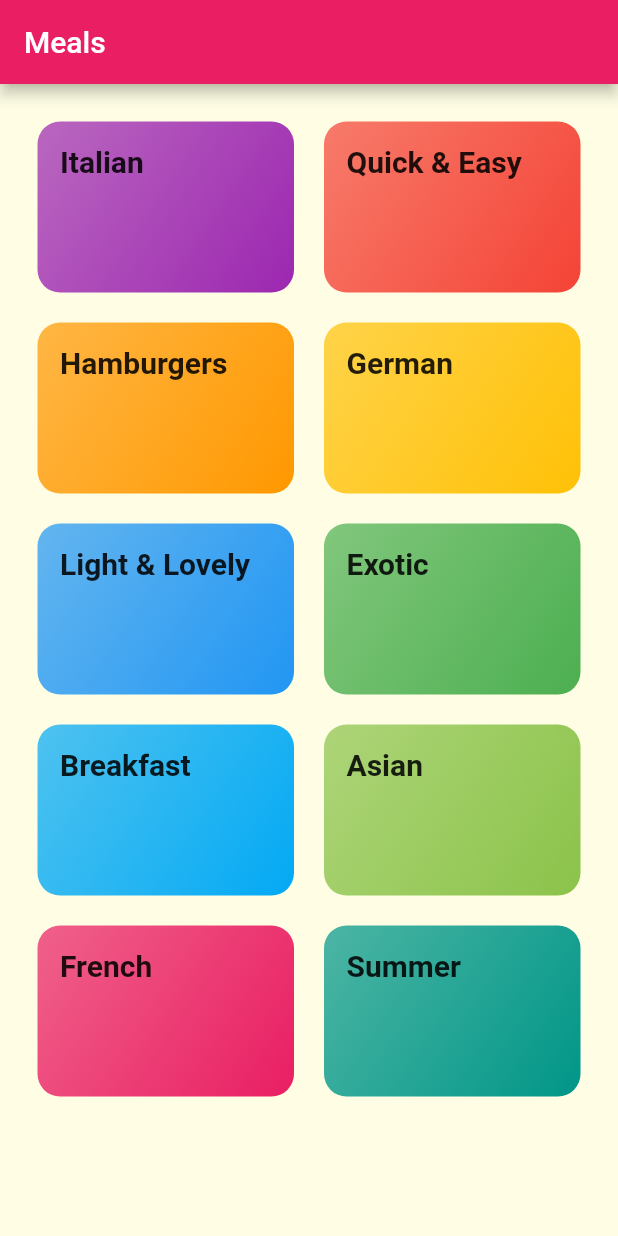
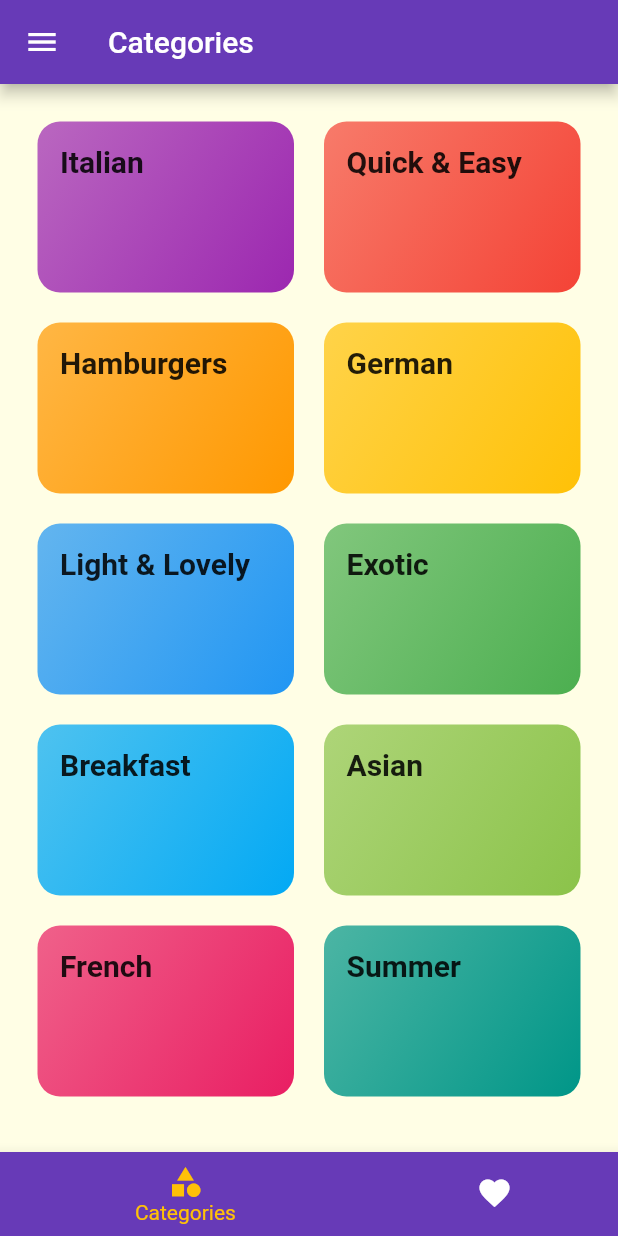
Before and after one commit to yatharth25/Meals-Application-Using-Flutter, a Flutter app: the screen it shows after launch, on a phone screen of 412 x 824 dp. Run offline on Flutter 3.47's test engine with Material 2 defaults, Android fonts, the phone set to English and light mode, and no system bars; Roboto replaces fonts that are missing (Raleway, RobotoCondensed).

Commit message:
added features

```diff
--- a/lib/main.dart
+++ b/lib/main.dart
@@ -1,6 +1,9 @@
+import 'package:MealsApp/screens/recipe_detail_screen.dart';
+
 import './screens/categories_screen.dart';
 import './screens/meals_screen.dart';
 import 'package:flutter/material.dart';
+import './screens/tabs_screen.dart';
 
 void main() {
   runApp(MyApp());
@@ -12,7 +15,7 @@ class MyApp extends StatelessWidget {
     return MaterialApp(
       title: 'Meals',
       theme: ThemeData(
-          primarySwatch: Colors.pink,
+          primarySwatch: Colors.deepPurple,
           accentColor: Colors.amber,
           canvasColor: Color.fromRGBO(255, 254, 229, 1),
           fontFamily: 'Raleway',
@@ -27,8 +30,12 @@ class MyApp extends StatelessWidget {
                   fontFamily: 'RobotoCondensed',
                   fontWeight: FontWeight.bold))),
       routes: {
-        '/': (ctx) => CategoriesScreen(),
+        '/': (ctx) => TabScreen(),
         MealsScreen.routeName: (ctx) => MealsScreen(),
+        RecipeDetailScreen.routeName: (ctx) => RecipeDetailScreen(),
+      },
+      onUnknownRoute: (settings) {
+        return MaterialPageRoute(builder: (ctx) => CategoriesScreen());
       },
     );
   }
--- a/lib/screens/categories_screen.dart
+++ b/lib/screens/categories_screen.dart
@@ -5,9 +5,7 @@ import '../widgets/category_item.dart';
 class CategoriesScreen extends StatelessWidget {
   @override
   Widget build(BuildContext context) {
-    return Scaffold(
-      appBar: AppBar(title: const Text('Meals')),
-      body: GridView(
+    return GridView(
       padding: const EdgeInsets.all(25),
       gridDelegate: SliverGridDelegateWithMaxCrossAxisExtent(
         maxCrossAxisExtent: 200,
@@ -22,7 +20,6 @@ class CategoriesScreen extends StatelessWidget {
                 e.color,
               ))
           .toList(),
-      ),
     );
   }
 }
--- a/lib/screens/meals_screen.dart
+++ b/lib/screens/meals_screen.dart
@@ -20,6 +20,7 @@ class MealsScreen extends StatelessWidget {
       body: ListView.builder(
         itemBuilder: (ctx, index) {
           return MealItem(
+            id: categoryMeals[index].id,
             title: categoryMeals[index].title,
             imageUrl: categoryMeals[index].imageUrl,
             duration: categoryMeals[index].duration,
--- /dev/null
+++ b/lib/screens/tabs_screen.dart
@@ -0,0 +1,56 @@
+import 'package:flutter/material.dart';
+import 'categories_screen.dart';
+import 'favourites_screen.dart';
+
+class TabScreen extends StatefulWidget {
+  @override
+  _TabScreenState createState() => _TabScreenState();
+}
+
+class _TabScreenState extends State<TabScreen> {
+  final List<Map<String, Object>> _pages = [
+    {'page': CategoriesScreen(), 'title': 'Categories'},
+    {'page': FavouritesScreen(), 'title': 'Your Favorites'},
+  ];
+  int _selectedPageIndex = 0;
+  void _selectPage(int index) {
+    setState(() {
+      _selectedPageIndex = index;
+    });
+  }
+
+  @override
+  Widget build(BuildContext context) {
+    return Scaffold(
+      appBar: AppBar(
+        title: Text(_pages[_selectedPageIndex]['title']),
+      ),
+      drawer: Drawer(
+        child: Text('The Drawer'),
+      ),
+      body: _pages[_selectedPageIndex]['page'],
+      bottomNavigationBar: BottomNavigationBar(
+        onTap: _selectPage,
+        backgroundColor: Theme.of(context).primaryColor,
+        unselectedItemColor: Colors.white,
+        selectedItemColor: Theme.of(context).accentColor,
+        currentIndex: _selectedPageIndex,
+        type: BottomNavigationBarType.shifting,
+        items: [
+          BottomNavigationBarItem(
+            backgroundColor: Theme.of(context).primaryColor,
+            icon: Icon(Icons.category),
+            // ignore: deprecated_member_use
+            title: Text('Categories'),
+          ),
+          BottomNavigationBarItem(
+            backgroundColor: Theme.of(context).primaryColor,
+            icon: Icon(Icons.favorite),
+            // ignore: deprecated_member_use
+            title: Text('Favorites'),
+          )
+        ],
+      ),
+    );
+  }
+}
--- a/lib/widgets/category_item.dart
+++ b/lib/widgets/category_item.dart
@@ -2,16 +2,16 @@ import 'package:flutter/material.dart';
 import '../screens/meals_screen.dart';
 
 class CategoryItem extends StatelessWidget {
-  final String Id;
+  final String id;
   final String title;
   final Color color;
 
-  CategoryItem(this.Id, this.title, this.color);
+  CategoryItem(this.id, this.title, this.color);
   void selectCategory(BuildContext ctx) {
     Navigator.of(ctx).pushNamed(
       MealsScreen.routeName,
       arguments: {
-        'id': Id,
+        'id': id,
         'title': title,
       },
     );
```
Also changed, not shown: lib/screens/favourites_screen.dart (added, +8 -0 lines), lib/screens/recipe_detail_screen.dart (added, +82 -0 lines), lib/widgets/meal_item.dart (+11 -2 lines), 7 other files. Lines whose indentation alone changed are shown as unchanged.
